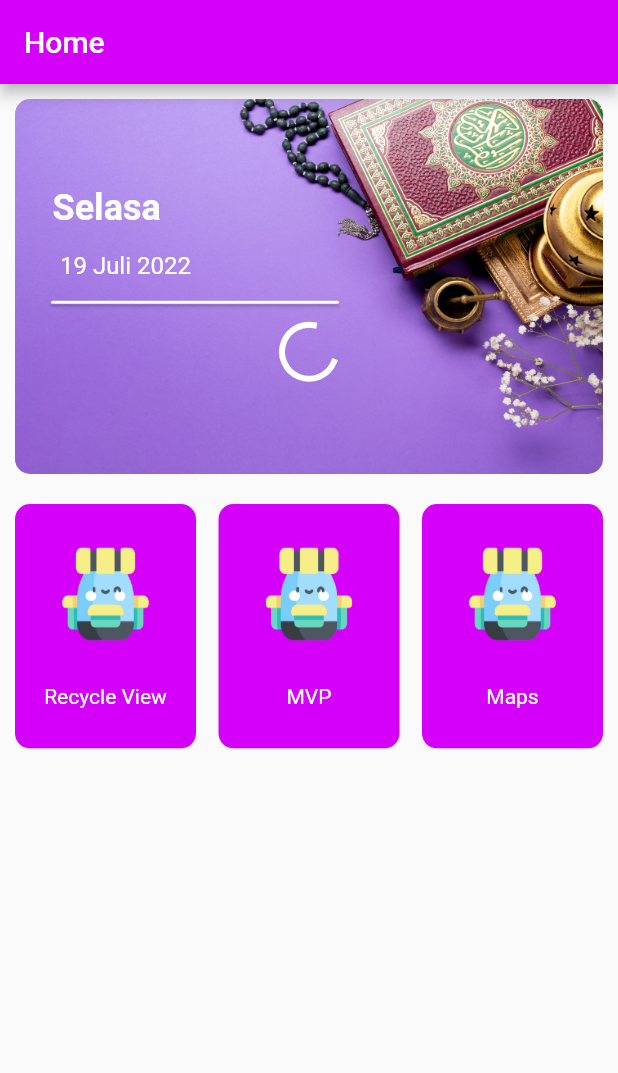
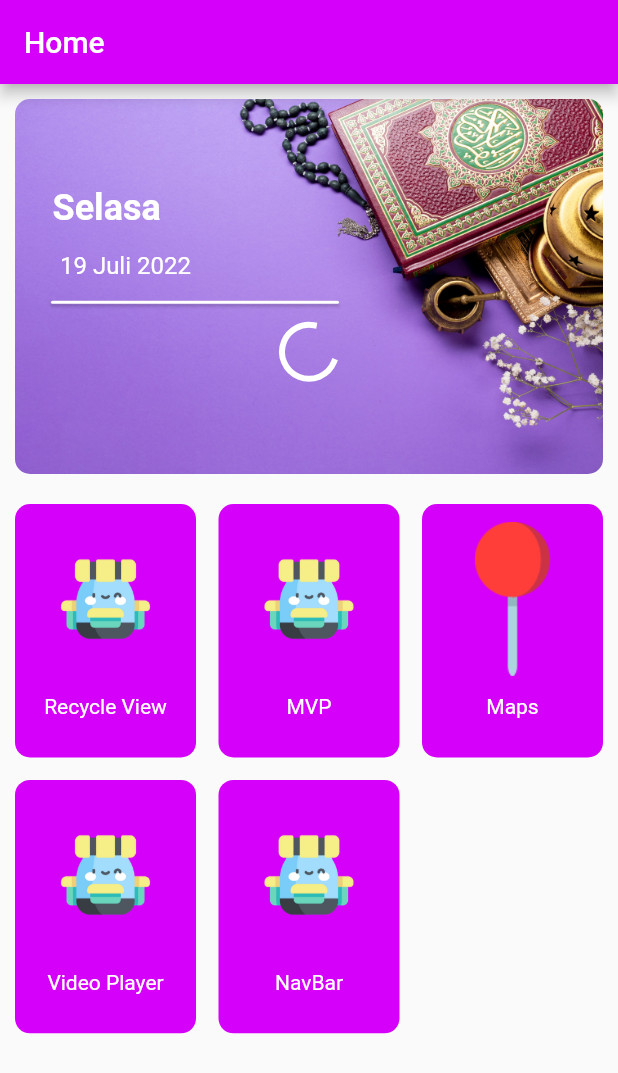
Before and after one commit to fajaradi73/coba-flutter, a Flutter app: the screen it shows after launch, on a phone screen of 412 x 824 dp. Shown: the top 1073 px of the screen. Run offline on Flutter 3.47's test engine with Material 2 defaults, Android fonts, the phone set to English and light mode, and no system bars; our stand-ins replace flutter_svg, geocoding, geolocator, google_maps_flutter, permission_handler, shared_preferences and 1 more; missing offline and left inert: flutter_google_places, google_api_headers, google_map_polyline_new, google_maps_webservice.

Commit message:
add videos and bottom navigation bar

```diff
--- a/lib/screen/home/model/HomeModel.dart
+++ b/lib/screen/home/model/HomeModel.dart
@@ -1,6 +1,13 @@
-
 class HomeModel {
-  var listMenu = ["Recycle View", "MVP", "Maps"];
+  var listMenu = ["Recycle View", "MVP", "Maps", "Video Player", "NavBar"];
+  var iconMenu = [
+    "assets/icons/ic_menu.png",
+    "assets/icons/ic_menu.png",
+    "assets/icons/ic_pin.png",
+    "assets/icons/ic_menu.png",
+    "assets/icons/ic_menu.png",
+  ];
 
   List<String> get getMenu => listMenu;
+  List<String> get getIcon => iconMenu;
 }
--- a/lib/screen/home/presenter/HomePresenter.dart
+++ b/lib/screen/home/presenter/HomePresenter.dart
@@ -6,12 +6,14 @@ import 'package:geolocator/geolocator.dart';
 import '../view/HomeView.dart';
 
 class HomePresenter {
-  getAddressFromLatLong(Position position){}
+  getAddressFromLatLong(Position position) {}
+
   getGeoLocationPosition() {}
-  getMenu(){}
+
+  getMenu(isLabel) {}
 }
 
-class BasicHomePresenter implements HomePresenter{
+class BasicHomePresenter implements HomePresenter {
   HomeView view;
   HomeModel model = HomeModel();
 
@@ -59,7 +61,7 @@ class BasicHomePresenter implements HomePresenter{
     double? longitude = position.longitude;
     if (latitude != 0 && longitude != 0) {
       List<Placemark> placeMarks =
-      await placemarkFromCoordinates(latitude, longitude);
+          await placemarkFromCoordinates(latitude, longitude);
       if (kDebugMode) {
         print(placeMarks);
       }
@@ -70,7 +72,11 @@ class BasicHomePresenter implements HomePresenter{
   }
 
   @override
-  getMenu() {
-    return model.getMenu;
+  getMenu(isLabel) {
+    if (isLabel) {
+      return model.getMenu;
+    } else {
+      return model.getIcon;
+    }
   }
 }
--- a/lib/screen/home/view/HomeScreen.dart
+++ b/lib/screen/home/view/HomeScreen.dart
@@ -2,7 +2,9 @@ import 'package:coba_flutter/screen/contohMvp/view/MvpScreen.dart';
 import 'package:coba_flutter/screen/home/presenter/HomePresenter.dart';
 import 'package:coba_flutter/screen/home/view/HomeView.dart';
 import 'package:coba_flutter/screen/maps/view/MapsScreen.dart';
+import 'package:coba_flutter/screen/navBar/NavBarScreen.dart';
 import 'package:coba_flutter/screen/recycleView/view/recycleViewScreen.dart';
+import 'package:coba_flutter/screen/video/VideoPlayerScreen.dart';
 import 'package:flutter/material.dart';
 import 'package:intl/date_symbol_data_local.dart';
 import 'package:intl/intl.dart';
@@ -54,6 +56,14 @@ class _HomeScreenState extends State<HomeScreen>
       case 2:
         Navigator.push(context,
             MaterialPageRoute(builder: (context) => const MapsScreen()));
+        break;
+      case 3:
+        Navigator.push(context,
+            MaterialPageRoute(builder: (context) => const VideoPlayerScreen()));
+        break;
+      case 4:
+        Navigator.push(context,
+            MaterialPageRoute(builder: (context) => const NavBarScreen()));
         break;
     }
   }
@@ -161,8 +171,8 @@ class _HomeScreenState extends State<HomeScreen>
               crossAxisCount: 3,
               mainAxisSpacing: 15,
               crossAxisSpacing: 15,
-              childAspectRatio: 2 / 2.7),
-          itemCount: presenter.getMenu().length,
+              childAspectRatio: 2 / 2.8),
+          itemCount: presenter.getMenu(true).length,
           itemBuilder: (context, index) {
             return InkWell(
               onTap: () {
@@ -174,16 +184,17 @@ class _HomeScreenState extends State<HomeScreen>
                     borderRadius: BorderRadius.circular(10)),
                 child: Column(children: [
                   Container(
-                    height: 120,
-                    width: 100,
+                    height: MediaQuery.of(context).size.height / 6.5,
+                    width: MediaQuery.of(context).size.width / 4,
                     decoration: BoxDecoration(
-                        image: const DecorationImage(
-                            image: AssetImage('assets/images/ic_menu.png'),
-                            fit: BoxFit.fill),
+                        image: DecorationImage(
+                            image: AssetImage(presenter.getMenu(false)[index]),
+                            fit: BoxFit.scaleDown),
                         borderRadius: BorderRadius.circular(10)),
                   ),
                   Text(
-                    presenter.getMenu()[index],style: const TextStyle(color: Colors.white),
+                    presenter.getMenu(true)[index],
+                    style: const TextStyle(color: Colors.white),
                   )
                 ]),
               ),
--- a/pubspec.yaml
+++ b/pubspec.yaml
@@ -42,6 +42,7 @@ dependencies:
   geolocator: ^9.0.1
   vector_math: ^2.1.2
   flutter_svg: ^1.1.1+1
+  video_player: ^2.4.5
 
   # Google Maps Flutter
   google_maps_flutter: ^2.1.8
@@ -79,6 +80,7 @@ flutter:
   assets:
     - assets/images/
     - assets/icons/
+    - assets/videos/
 
   # An image asset can refer to one or more resolution-specific "variants", see
   # https://flutter.dev/assets-and-images/#resolution-aware.
```
Also changed, not shown: lib/screen/navBar/NavBarScreen.dart (added, +69 -0 lines), lib/screen/video/VideoPlayerScreen.dart (added, +62 -0 lines), assets/icons/ic_menu.png (renamed from assets/images/ic_menu.png), pubspec.lock, 4 other files.
